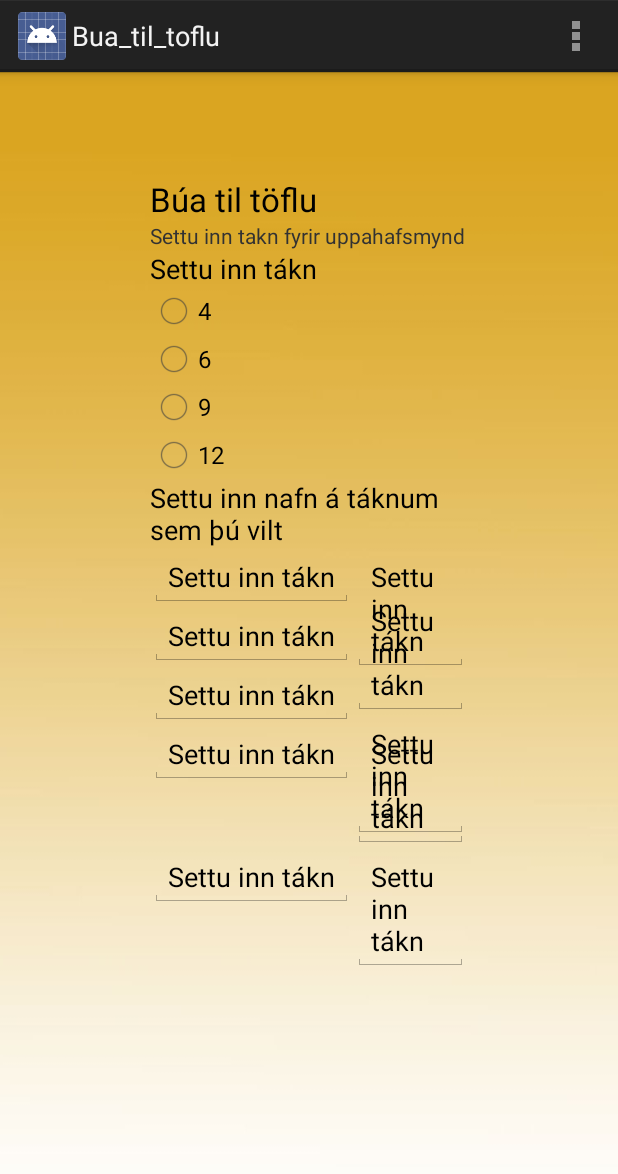
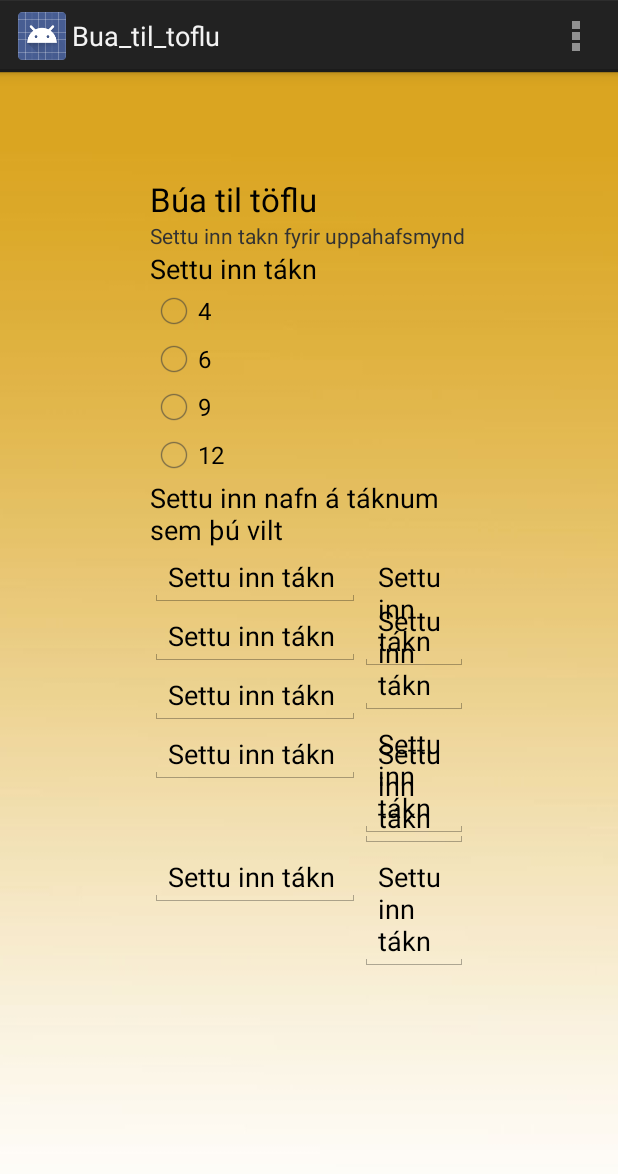
Before and after one commit to sbleika/Blissid, an Android app: the Bua_til_toflu screen opened directly, with no data from a screen before it, on a phone screen of 412 x 824 dp. Shown: the top 1174 px of the screen. Run offline under Robolectric (Android 15) with nearby library versions, the phone set to English and light mode, and no system bars.

```diff
--- a/BlissAppid_git/BlissAppid/app/src/main/AndroidManifest.xml
+++ b/BlissAppid_git/BlissAppid/app/src/main/AndroidManifest.xml
@@ -36,6 +36,10 @@
             android:name=".Notkunarskra"
             android:label="@string/title_activity_notkunarskra" >
         </activity>
+        <activity
+            android:name=".bio"
+            android:label="@string/title_activity_bio" >
+        </activity>
     </application>
 
 </manifest>
--- a/BlissAppid_git/BlissAppid/app/src/main/res/layout/activity_bua_til_toflu.xml
+++ b/BlissAppid_git/BlissAppid/app/src/main/res/layout/activity_bua_til_toflu.xml
@@ -87,18 +87,17 @@
 
 
     <EditText
-        android:layout_width="wrap_content"
+        android:layout_width="140dp"
         android:layout_height="wrap_content"
         android:id="@+id/editText4"
         android:layout_below="@+id/textView10"
         android:layout_alignParentLeft="true"
         android:layout_alignParentStart="true"
-        android:autoText="false"
         android:editable="true"
         android:text="Settu inn tákn" />
 
     <EditText
-        android:layout_width="wrap_content"
+        android:layout_width="140dp"
         android:layout_height="wrap_content"
         android:id="@+id/editText5"
         android:autoText="false"
@@ -108,7 +107,7 @@
         android:layout_toRightOf="@+id/editText4"
         android:layout_toEndOf="@+id/editText4" />
     <EditText
-        android:layout_width="wrap_content"
+        android:layout_width="140dp"
         android:layout_height="wrap_content"
         android:id="@+id/editText6"
         android:autoText="false"
@@ -118,7 +117,7 @@
         android:layout_toRightOf="@+id/editText4"
         android:layout_toEndOf="@+id/editText4" />
     <EditText
-        android:layout_width="wrap_content"
+        android:layout_width="140dp"
         android:layout_height="wrap_content"
         android:id="@+id/editText7"
         android:autoText="false"
@@ -128,7 +127,7 @@
         android:layout_alignParentLeft="true"
         android:layout_alignParentStart="true" />
     <EditText
-        android:layout_width="wrap_content"
+        android:layout_width="140dp"
         android:layout_height="wrap_content"
         android:id="@+id/editText8"
         android:autoText="false"
@@ -138,7 +137,7 @@
         android:layout_toRightOf="@+id/editText7"
         android:layout_toEndOf="@+id/editText7" />
     <EditText
-        android:layout_width="wrap_content"
+        android:layout_width="140dp"
         android:layout_height="wrap_content"
         android:id="@+id/editText9"
         android:autoText="false"
@@ -148,7 +147,7 @@
         android:layout_alignParentLeft="true"
         android:layout_alignParentStart="true" />
     <EditText
-        android:layout_width="wrap_content"
+        android:layout_width="140dp"
         android:layout_height="wrap_content"
         android:id="@+id/editText10"
         android:layout_below="@+id/editText9"
@@ -158,7 +157,7 @@
         android:editable="true"
         android:text="Settu inn tákn" />
     <EditText
-        android:layout_width="wrap_content"
+        android:layout_width="140dp"
         android:layout_height="wrap_content"
         android:id="@+id/editText11"
         android:autoText="false"
@@ -168,7 +167,7 @@
         android:layout_toRightOf="@+id/editText10"
         android:layout_toEndOf="@+id/editText10" />
     <EditText
-        android:layout_width="wrap_content"
+        android:layout_width="140dp"
         android:layout_height="wrap_content"
         android:id="@+id/editText12"
         android:layout_below="@+id/editText11"
@@ -178,7 +177,7 @@
         android:editable="true"
         android:text="Settu inn tákn" />
     <EditText
-        android:layout_width="wrap_content"
+        android:layout_width="140dp"
         android:layout_height="wrap_content"
         android:id="@+id/editText13"
         android:autoText="false"
@@ -188,7 +187,4 @@
         android:layout_toRightOf="@+id/editText12"
         android:layout_toEndOf="@+id/editText12" />
 
-
-
-
 </RelativeLayout>
--- a/BlissAppid_git/BlissAppid/app/src/main/res/values/strings.xml
+++ b/BlissAppid_git/BlissAppid/app/src/main/res/values/strings.xml
@@ -24,5 +24,6 @@
     <string name="sex">6</string>
     <string name="niu">9</string>
     <string name="tolf">12</string>
+    <string name="title_activity_bio">bio</string>
 
 </resources>
```
Also changed, not shown: BlissAppid_git/BlissAppid/app/src/main/java/com/example/seventeen/blissappid/bio.java (added, +36 -0 lines), BlissAppid_git/BlissAppid/app/src/main/java/com/example/seventeen/blissappid/nothafi1.java (+24 -0 lines), BlissAppid_git/BlissAppid/app/src/main/res/layout/activity_bio.xml (added, +16 -0 lines), BlissAppid_git/BlissAppid/app/src/main/res/menu/bio.xml (added, +8 -0 lines).
